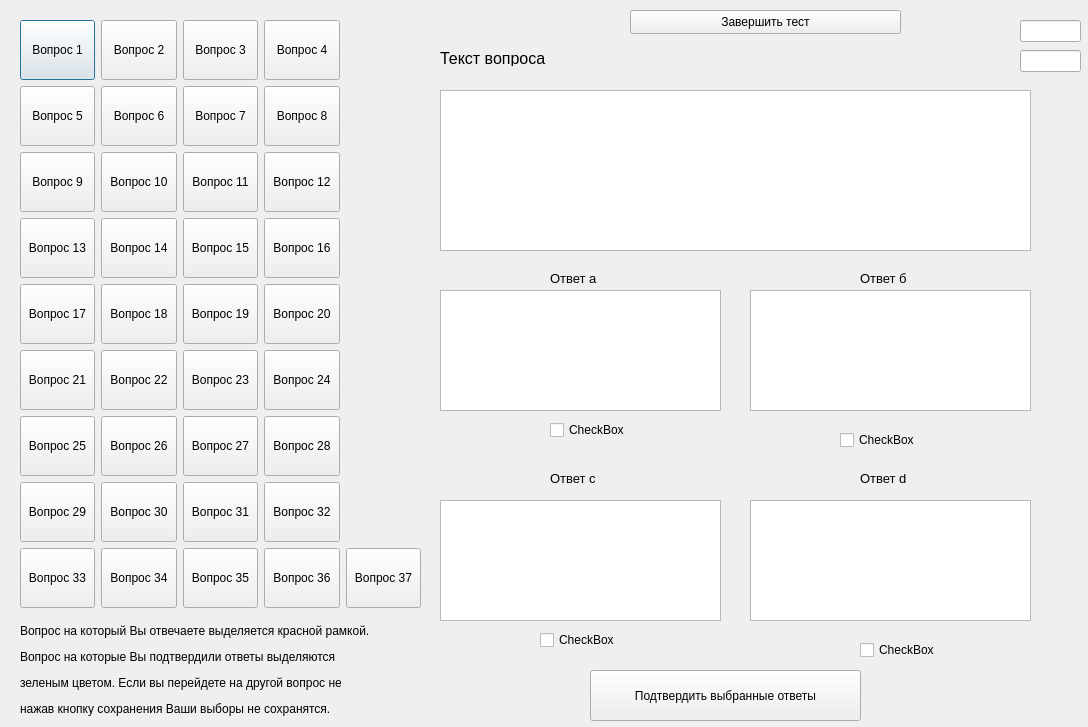
Qt form temp_ui/test.ui (Saatarko/Auduit_test) before a commit.
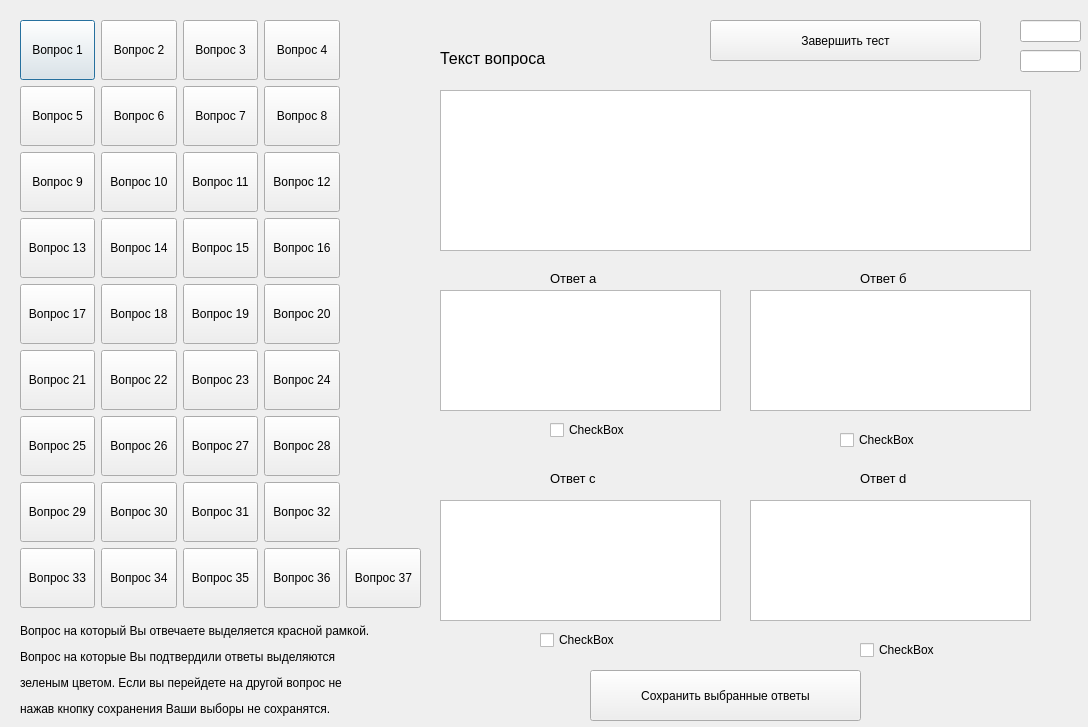
The same form after that commit.

Commit message: add application list, add test results,

The edit to the form file:
```diff
--- a/temp_ui/test.ui
+++ b/temp_ui/test.ui
@@ -13,6 +13,11 @@
   <property name="windowTitle">
    <string>Dialog</string>
   </property>
+  <property name="styleSheet">
+   <string notr="true">QPushButton:focus {
+      border: 2px solid red; /* Цвет рамки при нажатии */
+}</string>
+  </property>
   <widget class="QListWidget" name="list_answer_c">
    <property name="geometry">
     <rect>
@@ -648,7 +653,7 @@
     </rect>
    </property>
    <property name="text">
-    <string>Подтвердить выбранные ответы</string>
+    <string>Сохранить выбранные ответы</string>
    </property>
   </widget>
   <widget class="QLabel" name="label">
@@ -793,10 +798,10 @@
   <widget class="QPushButton" name="btn_end_test">
    <property name="geometry">
     <rect>
-     <x>630</x>
-     <y>10</y>
+     <x>710</x>
+     <y>20</y>
      <width>271</width>
-     <height>24</height>
+     <height>41</height>
     </rect>
    </property>
    <property name="text">
```
The commit also changes 10 other files.
